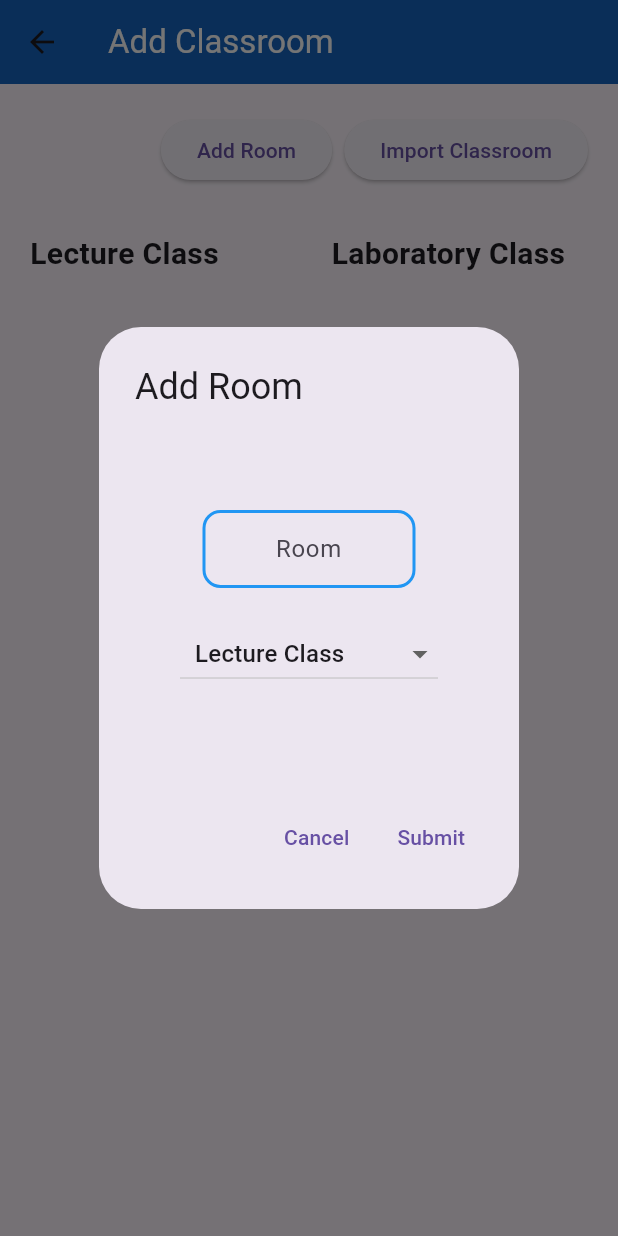
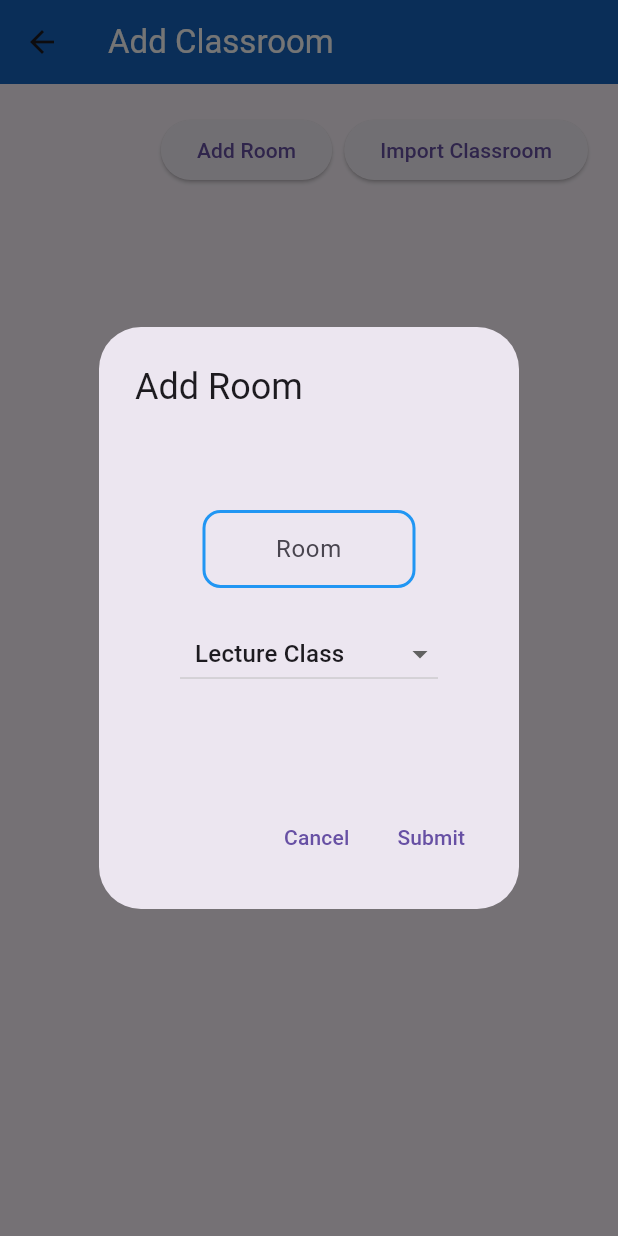
Before and after one commit to pandanaim21/timetronix, a Flutter app: the AddClassroom screen opened directly, after a tap on "Add Room", on a phone screen of 412 x 824 dp. Run offline on Flutter 3.47's test engine with Material 3 defaults, Android fonts, the phone set to English and light mode, and no system bars; our stand-ins replace file_picker, sqflite_common_ffi; missing offline and left inert: excel; accounts and stored records are empty.

Commit message:
Sort classroom and faculty

```diff
--- a/lib/pages/classroom.dart
+++ b/lib/pages/classroom.dart
@@ -65,17 +65,17 @@ class _AddClassroomState extends State<AddClassroom> {
                     child: Column(
                       crossAxisAlignment: CrossAxisAlignment.start,
                       children: [
-                        const Padding(
-                          padding: EdgeInsets.only(left: 15.0),
-                          child: Text(
-                            'Lecture Class',
-                            style: TextStyle(
-                              fontSize: 20,
-                              fontWeight: FontWeight.bold,
-                            ),
-                          ),
-                        ),
-                        getLectureRoom.isEmpty
+                        // const Padding(
+                        //   padding: EdgeInsets.only(left: 15.0),
+                        //   child: Text(
+                        //     'Classrooms',
+                        //     style: TextStyle(
+                        //       fontSize: 20,
+                        //       fontWeight: FontWeight.bold,
+                        //     ),
+                        //   ),
+                        // ),
+                        getClassroom.isEmpty
                             ? const Expanded(
                                 child: Center(
                                   child: Text('Add Room'),
@@ -83,14 +83,24 @@ class _AddClassroomState extends State<AddClassroom> {
                               )
                             : Expanded(
                                 child: ListView.builder(
-                                  itemCount: getLectureRoom.length,
+                                  itemCount: getClassroom.length,
                                   itemBuilder:
                                       (BuildContext context, int index) {
                                     return Card(
                                       color: Colors.blue[200],
                                       child: ListTile(
-                                        title: Text(
-                                            'Room ${getLectureRoom[index]['room']}'),
+                                        title: Column(
+                                          crossAxisAlignment:
+                                              CrossAxisAlignment.start,
+                                          children: [
+                                            Text(
+                                              'Room ${getClassroom[index]['room']}',
+                                            ),
+                                            Text(
+                                              '${getClassroom[index]['type']}',
+                                            ),
+                                          ],
+                                        ),
                                         trailing: Row(
                                           mainAxisSize: MainAxisSize.min,
                                           children: [
@@ -98,14 +108,14 @@ class _AddClassroomState extends State<AddClassroom> {
                                               icon: const Icon(Icons.edit),
                                               onPressed: () {
                                                 _showEditDialog(
-                                                    getLectureRoom[index]);
+                                                    getClassroom[index]);
                                               },
                                             ),
                                             IconButton(
                                               icon: const Icon(Icons.delete),
                                               onPressed: () {
                                                 removeClassroom(
-                                                    getLectureRoom[index]
+                                                    getClassroom[index]
                                                         ['room']);
                                               },
                                             ),
@@ -119,64 +129,64 @@ class _AddClassroomState extends State<AddClassroom> {
                       ],
                     ),
                   ),
-                  Expanded(
-                    child: Column(
-                      crossAxisAlignment: CrossAxisAlignment.start,
-                      children: [
-                        const Padding(
-                          padding: EdgeInsets.only(left: 15.0),
-                          child: Text(
-                            'Laboratory Class',
-                            style: TextStyle(
-                              fontSize: 20,
-                              fontWeight: FontWeight.bold,
-                            ),
-                          ),
-                        ),
-                        getlaboratoryRoom.isEmpty
-                            ? const Expanded(
-                                child: Center(
-                                  child: Text('Add Room'),
-                                ),
-                              )
-                            : Expanded(
-                                child: ListView.builder(
-                                  itemCount: getlaboratoryRoom.length,
-                                  itemBuilder:
-                                      (BuildContext context, int index) {
-                                    return Card(
-                                      color: Colors.blue[200],
-                                      child: ListTile(
-                                        title: Text(
-                                            'Room ${getlaboratoryRoom[index]['room']}'),
-                                        trailing: Row(
-                                          mainAxisSize: MainAxisSize.min,
-                                          children: [
-                                            IconButton(
-                                              icon: const Icon(Icons.edit),
-                                              onPressed: () {
-                                                _showEditDialog(
-                                                    getlaboratoryRoom[index]);
-                                              },
-                                            ),
-                                            IconButton(
-                                              icon: const Icon(Icons.delete),
-                                              onPressed: () {
-                                                removeClassroom(
-                                                    getlaboratoryRoom[index]
-                                                        ['room']);
-                                              },
-                                            ),
-                                          ],
-                                        ),
-                                      ),
-                                    );
-                                  },
-                                ),
-                              ),
-                      ],
-                    ),
-                  ),
+                  // Expanded(
+                  //   child: Column(
+                  //     crossAxisAlignment: CrossAxisAlignment.start,
+                  //     children: [
+                  //       const Padding(
+                  //         padding: EdgeInsets.only(left: 15.0),
+                  //         child: Text(
+                  //           'Laboratory Class',
+                  //           style: TextStyle(
+                  //             fontSize: 20,
+                  //             fontWeight: FontWeight.bold,
+                  //           ),
+                  //         ),
+                  //       ),
+                  //       getlaboratoryRoom.isEmpty
+                  //           ? const Expanded(
+                  //               child: Center(
+                  //                 child: Text('Add Room'),
+                  //               ),
+                  //             )
+                  //           : Expanded(
+                  //               child: ListView.builder(
+                  //                 itemCount: getlaboratoryRoom.length,
+                  //                 itemBuilder:
+                  //                     (BuildContext context, int index) {
+                  //                   return Card(
+                  //                     color: Colors.blue[200],
+                  //                     child: ListTile(
+                  //                       title: Text(
+                  //                           'Room ${getlaboratoryRoom[index]['room']}'),
+                  //                       trailing: Row(
+                  //                         mainAxisSize: MainAxisSize.min,
+                  //                         children: [
+                  //                           IconButton(
+                  //                             icon: const Icon(Icons.edit),
+                  //                             onPressed: () {
+                  //                               _showEditDialog(
+                  //                                   getlaboratoryRoom[index]);
+                  //                             },
+                  //                           ),
+                  //                           IconButton(
+                  //                             icon: const Icon(Icons.delete),
+                  //                             onPressed: () {
+                  //                               removeClassroom(
+                  //                                   getlaboratoryRoom[index]
+                  //                                       ['room']);
+                  //                             },
+                  //                           ),
+                  //                         ],
+                  //                       ),
+                  //                     ),
+                  //                   );
+                  //                 },
+                  //               ),
+                  //             ),
+                  //     ],
+                  //   ),
+                  // ),
                 ],
               ),
             ),
@@ -288,10 +298,33 @@ class _AddClassroomState extends State<AddClassroom> {
     List<Map<String, dynamic>> lectureRooms = await dbHelper.getLectureRooms();
     List<Map<String, dynamic>> laboratoryRooms =
         await dbHelper.getLaboratoryRooms();
+
+    // Sorting Classroom by room number (assuming 'room' is a string)
+    List<Map<String, dynamic>> sortedClassrooms = List.from(classrooms);
+    sortedClassrooms.sort((a, b) {
+      if (_isNumeric(a['room']) && _isNumeric(b['room'])) {
+        // If both are numeric, compare them as integers
+        return int.parse(a['room']).compareTo(int.parse(b['room']));
+      } else if (!_isNumeric(a['room']) && !_isNumeric(b['room'])) {
+        // If both are non-numeric, compare them alphabetically
+        return a['room'].compareTo(b['room']);
+      } else {
+        // Otherwise, numeric values come before non-numeric values
+        return _isNumeric(a['room']) ? -1 : 1;
+      }
+    });
+
     setState(() {
-      getClassroom = classrooms;
+      getClassroom = sortedClassrooms;
       getLectureRoom = lectureRooms;
       getlaboratoryRoom = laboratoryRooms;
     });
   }
+
+  bool _isNumeric(String? str) {
+    if (str == null) {
+      return false;
+    }
+    return double.tryParse(str) != null;
+  }
 }
```
Also changed, not shown: lib/pages/faculty.dart (+9 -4 lines).
